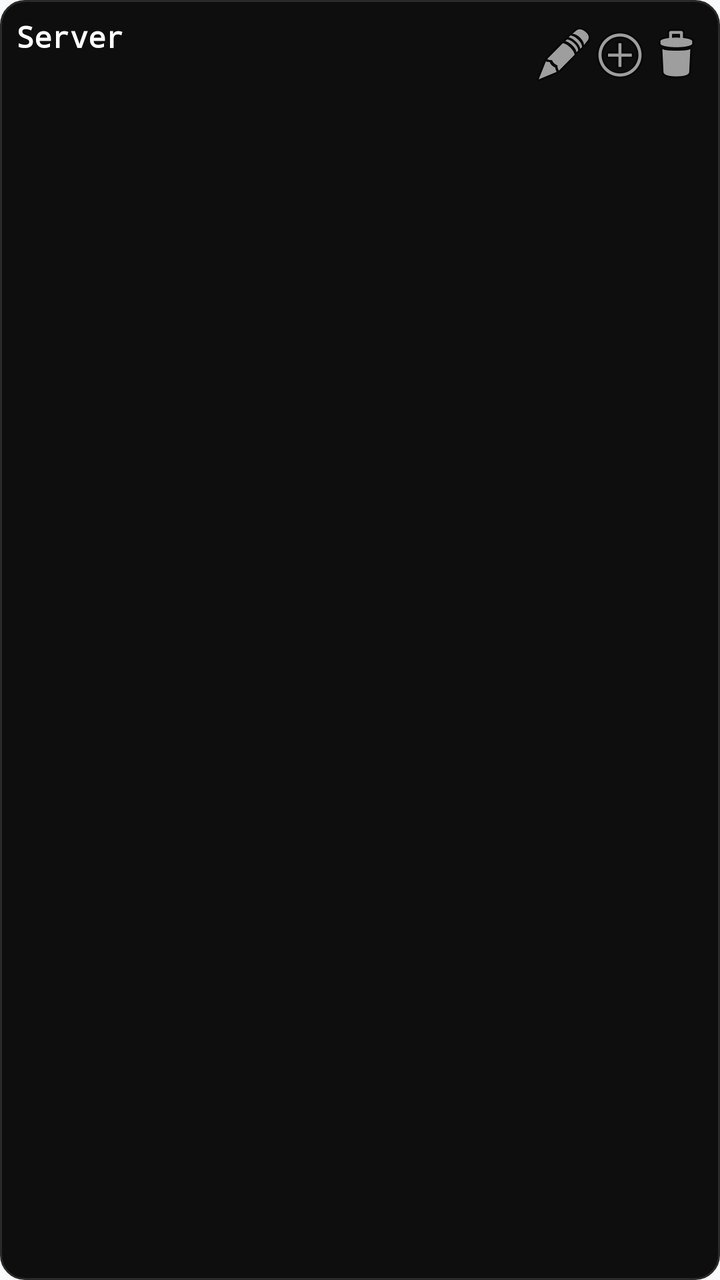
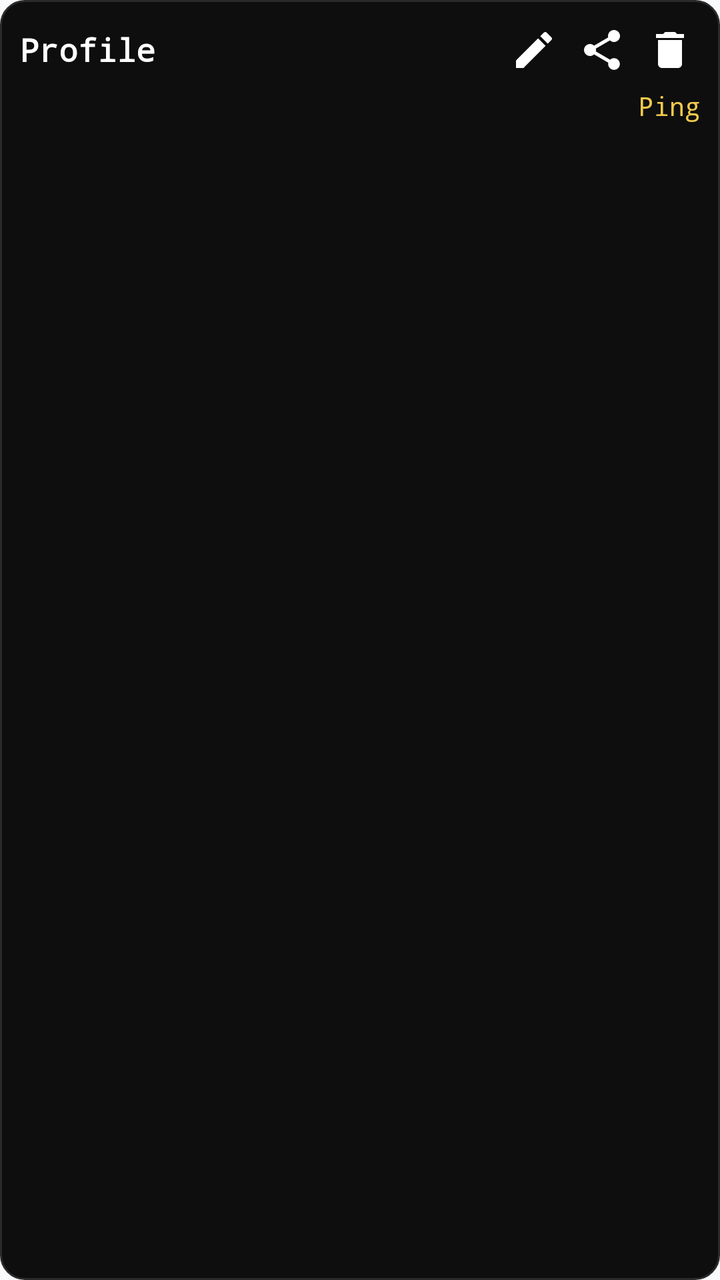

Compare the two renders of this Android layout. The source of the first and the diff that turns it into the second are given below.
<!-- AndroidManifest.xml: application theme Theme.VPNApp -->
<!-- res/layout/item_tunnel.xml -->
<?xml version="1.0" encoding="utf-8"?>
<LinearLayout xmlns:android="http://schemas.android.com/apk/res/android"
    android:layout_width="match_parent"
    android:layout_height="wrap_content"
    android:layout_marginTop="6dp"
    android:background="@drawable/card_bg"
    android:orientation="vertical"
    android:padding="8dp">

    <LinearLayout
        android:layout_width="match_parent"
        android:layout_height="wrap_content"
        android:gravity="center_vertical"
        android:orientation="horizontal">

        <LinearLayout
            android:layout_width="0dp"
            android:layout_height="wrap_content"
            android:layout_weight="1"
            android:orientation="vertical">

            <TextView
                android:id="@+id/item_name"
                android:layout_width="wrap_content"
                android:layout_height="wrap_content"
                android:text="Server"
                android:textColor="@color/npv_text"
                android:textSize="15sp"
                android:textStyle="bold"
                android:typeface="monospace" />

            <TextView
                android:id="@+id/item_detail"
                android:layout_width="wrap_content"
                android:layout_height="wrap_content"
                android:layout_marginTop="4dp"
                android:text=""
                android:textColor="@color/npv_grey"
                android:textSize="11sp"
                android:typeface="monospace" />
        </LinearLayout>

        <ImageButton
            android:id="@+id/item_edit"
            android:layout_width="28dp"
            android:layout_height="28dp"
            android:background="@android:color/transparent"
            android:contentDescription="Edit"
            android:padding="4dp"
            android:src="@android:drawable/ic_menu_edit" />

        <ImageButton
            android:id="@+id/item_clone"
            android:layout_width="28dp"
            android:layout_height="28dp"
            android:background="@android:color/transparent"
            android:contentDescription="Clone"
            android:padding="4dp"
            android:src="@android:drawable/ic_menu_add" />

        <ImageButton
            android:id="@+id/item_delete"
            android:layout_width="28dp"
            android:layout_height="28dp"
            android:background="@android:color/transparent"
            android:contentDescription="Delete"
            android:padding="4dp"
            android:src="@android:drawable/ic_menu_delete" />
    </LinearLayout>

    <LinearLayout
        android:layout_width="match_parent"
        android:layout_height="wrap_content"
        android:layout_marginTop="6dp"
        android:gravity="center_vertical"
        android:orientation="horizontal">

        <TextView
            android:id="@+id/item_ping"
            android:layout_width="0dp"
            android:layout_height="wrap_content"
            android:layout_weight="1"
            android:text=""
            android:textColor="@color/npv_green"
            android:textSize="11sp"
            android:typeface="monospace" />

        <TextView
            android:id="@+id/item_type"
            android:layout_width="wrap_content"
            android:layout_height="wrap_content"
            android:text=""
            android:textColor="@color/npv_grey"
            android:textSize="11sp"
            android:typeface="monospace" />

        <TextView
            android:id="@+id/item_rr"
            android:layout_width="wrap_content"
            android:layout_height="wrap_content"
            android:layout_marginStart="6dp"
            android:text="RR"
            android:textColor="@color/npv_green"
            android:textSize="11sp"
            android:textStyle="bold"
            android:typeface="monospace"
            android:visibility="gone" />
    </LinearLayout>
</LinearLayout>
<!-- resources referenced by this layout -->
<resources>
  <color name="npv_green">#00E676</color>
  <color name="npv_grey">#9E9E9E</color>
  <color name="npv_text">#FFFFFF</color>
  <!-- drawable card_bg (drawable) -->
  <?xml version="1.0" encoding="utf-8"?>
  <shape xmlns:android="http://schemas.android.com/apk/res/android" android:shape="rectangle">
      <solid android:color="#0E0E0E" />
      <stroke android:width="1dp" android:color="#2A2A2A" />
      <corners android:radius="12dp" />
  </shape>
  <style name="Theme.VPNApp" parent="Theme.MaterialComponents.DayNight.DarkActionBar">
          <item name="colorPrimary">@color/npv_green</item>
          <item name="colorPrimaryVariant">@color/npv_green_dim</item>
          <item name="colorOnPrimary">@android:color/white</item>
          <item name="colorSecondary">@color/secondary</item>
          <item name="colorSecondaryVariant">@color/secondary</item>
          <item name="colorOnSecondary">@android:color/white</item>
          <item name="android:colorBackground">@color/background</item>
          <item name="colorSurface">@color/surface</item>
          <item name="colorOnSurface">@color/text_primary</item>
          <item name="colorError">@color/error</item>
          <item name="android:statusBarColor">?attr/colorPrimaryVariant</item>
          <item name="android:navigationBarColor">@color/background</item>
      </style>
  <color name="npv_green_dim">#0A3D28</color>
  <color name="secondary">#1E293B</color>
  <color name="background">#F8FAFC</color>
  <color name="surface">#FFFFFF</color>
  <color name="text_primary">#1E293B</color>
  <color name="error">#EF4444</color>
</resources>

<!-- the commit's change to res/layout/item_tunnel.xml (unified diff, before → after) -->
@@ -5,93 +5,94 @@
     android:layout_marginTop="6dp"
     android:background="@drawable/card_bg"
     android:orientation="vertical"
-    android:padding="8dp">
+    android:padding="10dp">
 
+    
     <LinearLayout
         android:layout_width="match_parent"
         android:layout_height="wrap_content"
         android:gravity="center_vertical"
         android:orientation="horizontal">
 
-        <LinearLayout
+        <TextView
+            android:id="@+id/item_name"
+            android:layout_width="wrap_content"
+            android:layout_height="wrap_content"
+            android:ellipsize="end"
+            android:maxLines="1"
+            android:text="Profile"
+            android:textColor="@color/npv_text"
+            android:textSize="16sp"
+            android:textStyle="bold"
+            android:typeface="monospace" />
+
+        <TextView
+            android:id="@+id/item_check"
+            android:layout_width="wrap_content"
+            android:layout_height="wrap_content"
+            android:layout_marginStart="6dp"
+            android:background="@drawable/check_badge"
+            android:paddingLeft="3dp"
+            android:paddingRight="3dp"
+            android:text="✓"
+            android:textColor="#FFFFFF"
+            android:textSize="12sp"
+            android:textStyle="bold"
+            android:visibility="gone" />
+
+        <View
             android:layout_width="0dp"
-            android:layout_height="wrap_content"
-            android:layout_weight="1"
-            android:orientation="vertical">
-
-            <TextView
-                android:id="@+id/item_name"
-                android:layout_width="wrap_content"
-                android:layout_height="wrap_content"
-                android:text="Server"
-                android:textColor="@color/npv_text"
-                android:textSize="15sp"
-                android:textStyle="bold"
-                android:typeface="monospace" />
-
-            <TextView
-                android:id="@+id/item_detail"
-                android:layout_width="wrap_content"
-                android:layout_height="wrap_content"
-                android:layout_marginTop="4dp"
-                android:text=""
-                android:textColor="@color/npv_grey"
-                android:textSize="11sp"
-                android:typeface="monospace" />
-        </LinearLayout>
+            android:layout_height="1dp"
+            android:layout_weight="1" />
 
         <ImageButton
             android:id="@+id/item_edit"
-            android:layout_width="28dp"
-            android:layout_height="28dp"
+            android:layout_width="30dp"
+            android:layout_height="30dp"
             android:background="@android:color/transparent"
             android:contentDescription="Edit"
-            android:padding="4dp"
-            android:src="@android:drawable/ic_menu_edit" />
+            android:padding="5dp"
+            android:src="@drawable/ic_edit" />
 
         <ImageButton
-            android:id="@+id/item_clone"
-            android:layout_width="28dp"
-            android:layout_height="28dp"
+            android:id="@+id/item_share"
+            android:layout_width="30dp"
+            android:layout_height="30dp"
+            android:layout_marginStart="4dp"
             android:background="@android:color/transparent"
-            android:contentDescription="Clone"
-            android:padding="4dp"
-            android:src="@android:drawable/ic_menu_add" />
+            android:contentDescription="Share"
+            android:padding="5dp"
+            android:src="@drawable/ic_share" />
 
         <ImageButton
             android:id="@+id/item_delete"
-            android:layout_width="28dp"
-            android:layout_height="28dp"
+            android:layout_width="30dp"
+            android:layout_height="30dp"
+            android:layout_marginStart="4dp"
             android:background="@android:color/transparent"
             android:contentDescription="Delete"
-            android:padding="4dp"
-            android:src="@android:drawable/ic_menu_delete" />
+            android:padding="5dp"
+            android:src="@drawable/ic_delete" />
     </LinearLayout>
 
+    
     <LinearLayout
         android:layout_width="match_parent"
         android:layout_height="wrap_content"
-        android:layout_marginTop="6dp"
+        android:layout_marginTop="4dp"
         android:gravity="center_vertical"
         android:orientation="horizontal">
 
         <TextView
-            android:id="@+id/item_ping"
+            android:id="@+id/item_detail"
             android:layout_width="0dp"
             android:layout_height="wrap_content"
             android:layout_weight="1"
-            android:text=""
-            android:textColor="@color/npv_green"
-            android:textSize="11sp"
-            android:typeface="monospace" />
-
-        <TextView
-            android:id="@+id/item_type"
-            android:layout_width="wrap_content"
-            android:layout_height="wrap_content"
+            android:ellipsize="end"
+            android:singleLine="true"
             android:text=""
             android:textColor="@color/npv_grey"
-            android:textSize="11sp"
+            android:textSize="13sp"
             android:typeface="monospace" />
 
         <TextView
@@ -99,11 +100,30 @@
             android:layout_width="wrap_content"
             android:layout_height="wrap_content"
             android:layout_marginStart="6dp"
-            android:text="RR"
+            android:text=""
             android:textColor="@color/npv_green"
-            android:textSize="11sp"
-            android:textStyle="bold"
+            android:textSize="12sp"
             android:typeface="monospace"
             android:visibility="gone" />
+
+        <TextView
+            android:id="@+id/item_type"
+            android:layout_width="wrap_content"
+            android:layout_height="wrap_content"
+            android:layout_marginStart="6dp"
+            android:text=""
+            android:textColor="@color/npv_grey"
+            android:textSize="13sp"
+            android:typeface="monospace" />
+
+        <TextView
+            android:id="@+id/item_ping"
+            android:layout_width="wrap_content"
+            android:layout_height="wrap_content"
+            android:layout_marginStart="8dp"
+            android:text="Ping"
+            android:textColor="#F2C94C"
+            android:textSize="13sp"
+            android:typeface="monospace" />
     </LinearLayout>
 </LinearLayout>
<!-- resource entries referenced after the edit -->
@@ -10,6 +10,29 @@
       <stroke android:width="1dp" android:color="#2A2A2A" />
       <corners android:radius="12dp" />
   </shape>
+  <!-- drawable check_badge (drawable) -->
+  <shape xmlns:android="http://schemas.android.com/apk/res/android" android:shape="rectangle">
+      <solid android:color="#7CB342" />
+      <corners android:radius="5dp" />
+  </shape>
+  <!-- drawable ic_delete (drawable) -->
+  <vector xmlns:android="http://schemas.android.com/apk/res/android"
+      android:width="24dp" android:height="24dp" android:viewportWidth="24" android:viewportHeight="24"
+      android:tint="#FFFFFF">
+      <path android:fillColor="#FFFFFF" android:pathData="M6,19c0,1.1 0.9,2 2,2h8c1.1,0 2,-0.9 2,-2L18,7L6,7v12zM19,4h-3.5l-1,-1h-5l-1,1L5,4v2h14L19,4z"/>
+  </vector>
+  <!-- drawable ic_edit (drawable) -->
+  <vector xmlns:android="http://schemas.android.com/apk/res/android"
+      android:width="24dp" android:height="24dp" android:viewportWidth="24" android:viewportHeight="24"
+      android:tint="#FFFFFF">
+      <path android:fillColor="#FFFFFF" android:pathData="M3,17.25V21h3.75L17.81,9.94l-3.75,-3.75L3,17.25zM20.71,7.04c0.39,-0.39 0.39,-1.02 0,-1.41l-2.34,-2.34c-0.39,-0.39 -1.02,-0.39 -1.41,0l-1.83,1.83 3.75,3.75 1.83,-1.83z"/>
+  </vector>
+  <!-- drawable ic_share (drawable) -->
+  <vector xmlns:android="http://schemas.android.com/apk/res/android"
+      android:width="24dp" android:height="24dp" android:viewportWidth="24" android:viewportHeight="24"
+      android:tint="#FFFFFF">
+      <path android:fillColor="#FFFFFF" android:pathData="M18,16.08c-0.76,0 -1.44,0.3 -1.96,0.77L8.91,12.7c0.05,-0.23 0.09,-0.46 0.09,-0.7s-0.04,-0.47 -0.09,-0.7l7.05,-4.11c0.54,0.5 1.25,0.81 2.04,0.81 1.66,0 3,-1.34 3,-3s-1.34,-3 -3,-3 -3,1.34 -3,3c0,0.24 0.04,0.47 0.09,0.7L8.04,9.81C7.5,9.31 6.79,9 6,9c-1.66,0 -3,1.34 -3,3s1.34,3 3,3c0.79,0 1.5,-0.31 2.04,-0.81l7.12,4.16c-0.05,0.21 -0.08,0.43 -0.08,0.65 0,1.61 1.31,2.92 2.92,2.92s2.92,-1.31 2.92,-2.92 -1.31,-2.92 -2.92,-2.92z"/>
+  </vector>
   <style name="Theme.VPNApp" parent="Theme.MaterialComponents.DayNight.DarkActionBar">
           <item name="colorPrimary">@color/npv_green</item>
           <item name="colorPrimaryVariant">@color/npv_green_dim</item>
